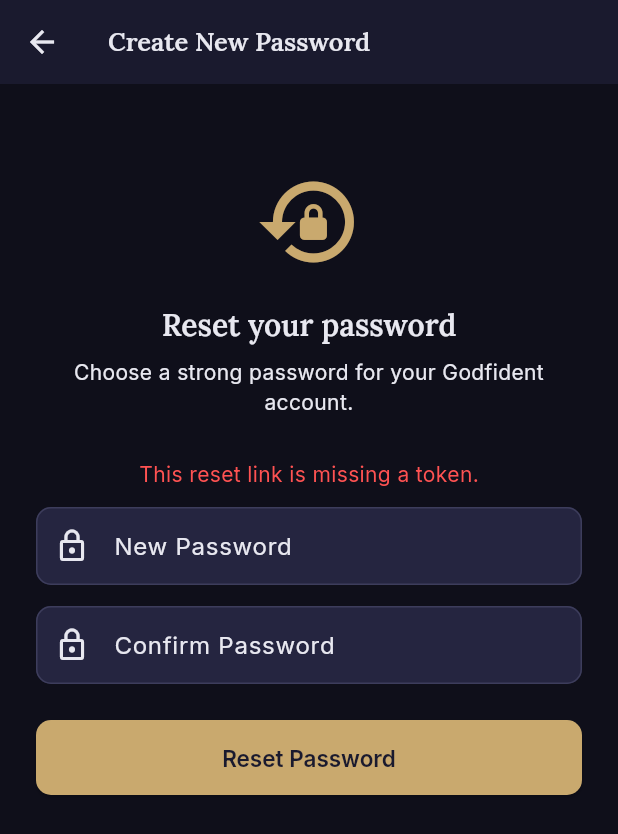
After one commit to joseph001technology/GodfidentAppFrontend, a Flutter app: the ResetPasswordScreen screen opened directly, after a tap on "Reset Password", on a phone screen of 412 x 824 dp. The commit adds this screen. Shown: the top 834 px of the screen. Run offline on Flutter 3.47's test engine with Material 3 defaults, Android fonts, the phone set to English and light mode, and no system bars; our stand-ins replace dio, fl_chart, flutter_markdown, flutter_riverpod, flutter_secure_storage, go_router and 2 more; accounts and stored records are empty.

Commit message:
codex changes

```diff
--- a/lib/core/constants.dart
+++ b/lib/core/constants.dart
@@ -1,5 +1,8 @@
 class AppConstants {
-  static const String baseUrl = 'https://godfidentappbackend.onrender.com';
+  static const String baseUrl = String.fromEnvironment(
+    'API_BASE_URL',
+    defaultValue: 'https://godfidentappbackend.onrender.com',
+  );
   static const String appName = 'Godfident';
 
   // Storage keys
--- a/lib/models/analytics.dart
+++ b/lib/models/analytics.dart
@@ -122,6 +122,45 @@ class WeeklyReport {
       );
 }
 
+class MonthlyReport {
+  final int year;
+  final int month;
+  final String monthName;
+  final int daysInMonth;
+  final int activeDays;
+  final double consistencyScore;
+  final int chaptersRead;
+  final int prayersLogged;
+  final int devotionalsRead;
+  final int studySessions;
+
+  const MonthlyReport({
+    required this.year,
+    required this.month,
+    required this.monthName,
+    required this.daysInMonth,
+    required this.activeDays,
+    required this.consistencyScore,
+    required this.chaptersRead,
+    required this.prayersLogged,
+    required this.devotionalsRead,
+    required this.studySessions,
+  });
+
+  factory MonthlyReport.fromJson(Map<String, dynamic> j) => MonthlyReport(
+        year: j['year'] ?? DateTime.now().year,
+        month: j['month'] ?? DateTime.now().month,
+        monthName: j['month_name'] ?? '',
+        daysInMonth: j['days_in_month'] ?? 0,
+        activeDays: j['active_days'] ?? 0,
+        consistencyScore: (j['consistency_score'] ?? 0.0).toDouble(),
+        chaptersRead: j['chapters_read'] ?? 0,
+        prayersLogged: j['prayers_logged'] ?? 0,
+        devotionalsRead: j['devotionals_read'] ?? 0,
+        studySessions: j['study_sessions'] ?? 0,
+      );
+}
+
 class DayReport {
   final String date;
   final String dayName;
--- a/lib/models/user.dart
+++ b/lib/models/user.dart
@@ -1,5 +1,7 @@
 class UserProfile {
   final String preferredTranslation;
+  final String bio;
+  final String? avatar;
   final String timezone;
   final bool dailyDevotionalReminder;
   final bool readingReminder;
@@ -8,6 +10,8 @@ class UserProfile {
 
   const UserProfile({
     this.preferredTranslation = 'KJV',
+    this.bio = '',
+    this.avatar,
     this.timezone = 'UTC',
     this.dailyDevotionalReminder = true,
     this.readingReminder = true,
@@ -17,6 +21,8 @@ class UserProfile {
 
   factory UserProfile.fromJson(Map<String, dynamic> j) => UserProfile(
         preferredTranslation: j['preferred_translation'] ?? 'KJV',
+        bio: j['bio'] ?? '',
+        avatar: j['avatar'],
         timezone: j['timezone'] ?? 'UTC',
         dailyDevotionalReminder: j['daily_devotional_reminder'] ?? true,
         readingReminder: j['reading_reminder'] ?? true,
@@ -26,6 +32,8 @@ class UserProfile {
 
   Map<String, dynamic> toJson() => {
         'preferred_translation': preferredTranslation,
+        'bio': bio,
+        if (avatar != null) 'avatar': avatar,
         'timezone': timezone,
         'daily_devotional_reminder': dailyDevotionalReminder,
         'reading_reminder': readingReminder,
@@ -35,6 +43,8 @@ class UserProfile {
 
   UserProfile copyWith({
     String? preferredTranslation,
+    String? bio,
+    String? avatar,
     String? timezone,
     bool? dailyDevotionalReminder,
     bool? readingReminder,
@@ -43,6 +53,8 @@ class UserProfile {
   }) =>
       UserProfile(
         preferredTranslation: preferredTranslation ?? this.preferredTranslation,
+        bio: bio ?? this.bio,
+        avatar: avatar ?? this.avatar,
         timezone: timezone ?? this.timezone,
         dailyDevotionalReminder: dailyDevotionalReminder ?? this.dailyDevotionalReminder,
         readingReminder: readingReminder ?? this.readingReminder,
--- a/lib/repositories/notification_repository.dart
+++ b/lib/repositories/notification_repository.dart
@@ -1,4 +1,5 @@
 import '../core/dio_client.dart';
+import '../core/api_response.dart';
 import '../models/notification.dart';
 
 class NotificationRepository {
@@ -8,7 +9,7 @@ class NotificationRepository {
     final res = await _dio.get('/api/notifications/', queryParameters: {
       if (unreadOnly) 'unread': 'true',
     });
-    final list = res.data['results'] ?? res.data;
+    final list = readList(res.data);
     return (list as List).map((j) => AppNotification.fromJson(j)).toList();
   }
 
--- /dev/null
+++ b/lib/screens/auth/reset_password_screen.dart
@@ -0,0 +1,140 @@
+import 'package:dio/dio.dart';
+import 'package:flutter/material.dart';
+import 'package:go_router/go_router.dart';
+import '../../core/dio_client.dart';
+import '../../core/theme.dart';
+import '../../repositories/auth_repository.dart';
+
+class ResetPasswordScreen extends StatefulWidget {
+  final String? token;
+  const ResetPasswordScreen({super.key, this.token});
+
+  @override
+  State<ResetPasswordScreen> createState() => _ResetPasswordScreenState();
+}
+
+class _ResetPasswordScreenState extends State<ResetPasswordScreen> {
+  final _form = GlobalKey<FormState>();
+  final _password = TextEditingController();
+  final _confirm = TextEditingController();
+  bool _loading = false;
+  bool _done = false;
+  String? _error;
+
+  @override
+  void dispose() {
+    _password.dispose();
+    _confirm.dispose();
+    super.dispose();
+  }
+
+  Future<void> _submit() async {
+    if (widget.token == null || widget.token!.isEmpty) {
+      setState(() => _error = 'This reset link is missing a token.');
+      return;
+    }
+    if (!_form.currentState!.validate()) return;
+    setState(() {
+      _loading = true;
+      _error = null;
+    });
+    try {
+      await AuthRepository().resetPassword(
+        token: widget.token!,
+        newPassword: _password.text,
+        newPasswordConfirm: _confirm.text,
+      );
+      if (mounted) setState(() => _done = true);
+    } on DioException catch (e) {
+      if (mounted) setState(() => _error = extractError(e));
+    } finally {
+      if (mounted) setState(() => _loading = false);
+    }
+  }
+
+  @override
+  Widget build(BuildContext context) {
+    return Scaffold(
+      appBar: AppBar(title: const Text('Create New Password')),
+      body: ListView(
+        padding: const EdgeInsets.all(24),
+        children: [
+          const SizedBox(height: 32),
+          Icon(
+            _done ? Icons.check_circle_outline : Icons.lock_reset,
+            color: _done ? Colors.green : AppTheme.gold,
+            size: 72,
+          ),
+          const SizedBox(height: 20),
+          Text(
+            _done ? 'Password updated' : 'Reset your password',
+            textAlign: TextAlign.center,
+            style: Theme.of(context).textTheme.headlineMedium,
+          ),
+          const SizedBox(height: 8),
+          Text(
+            _done
+                ? 'You can now sign in with your new password.'
+                : 'Choose a strong password for your Godfident account.',
+            textAlign: TextAlign.center,
+            style: Theme.of(context).textTheme.bodyMedium,
+          ),
+          const SizedBox(height: 28),
+          if (_done)
+            ElevatedButton(
+              onPressed: () => context.go('/login'),
+              child: const Text('Back to Login'),
+            )
+          else
+            Form(
+              key: _form,
+              child: Column(
+                children: [
+                  if (_error != null) ...[
+                    Text(_error!, style: const TextStyle(color: Colors.redAccent)),
+                    const SizedBox(height: 12),
+                  ],
+                  TextFormField(
+                    controller: _password,
+                    obscureText: true,
+                    decoration: const InputDecoration(
+                      labelText: 'New Password',
+                      prefixIcon: Icon(Icons.lock_outline),
+                    ),
+                    validator: (v) {
+                      if (v == null || v.length < 8) {
+                        return 'Use at least 8 characters';
+                      }
+                      return null;
+                    },
+                  ),
+                  const SizedBox(height: 14),
+                  TextFormField(
+                    controller: _confirm,
+                    obscureText: true,
+                    decoration: const InputDecoration(
+                      labelText: 'Confirm Password',
+                      prefixIcon: Icon(Icons.lock_outline),
+                    ),
+                    validator: (v) =>
+                        v != _password.text ? 'Passwords do not match' : null,
+                  ),
+                  const SizedBox(height: 24),
+                  ElevatedButton(
+                    onPressed: _loading ? null : _submit,
+                    child: _loading
+                        ? const SizedBox(
+                            width: 20,
+                            height: 20,
+                            child: CircularProgressIndicator(strokeWidth: 2),
+                          )
+                        : const Text('Reset Password'),
+                  ),
+                ],
+              ),
+            ),
+        ],
+      ),
+    );
+  }
+}
```
Also changed, not shown: analysis_options.yaml (added, +28 -0 lines), lib/core/api_response.dart (added, +27 -0 lines), lib/models/prayer.dart (+16 -2 lines), lib/providers/remaining_providers.dart (+35 -2 lines), lib/repositories/ai_repository.dart (+12 -2 lines), lib/repositories/analytics_repository.dart (+6 -5 lines), lib/repositories/bible_repository.dart (+25 -7 lines), lib/repositories/devotional_repository.dart (+4 -3 lines), lib/repositories/prayer_repository.dart (+18 -3 lines), lib/repositories/reading_plan_repository.dart (+4 -3 lines), lib/screens/auth/verify_email_screen.dart (+60 -3 lines), 117 other files.
